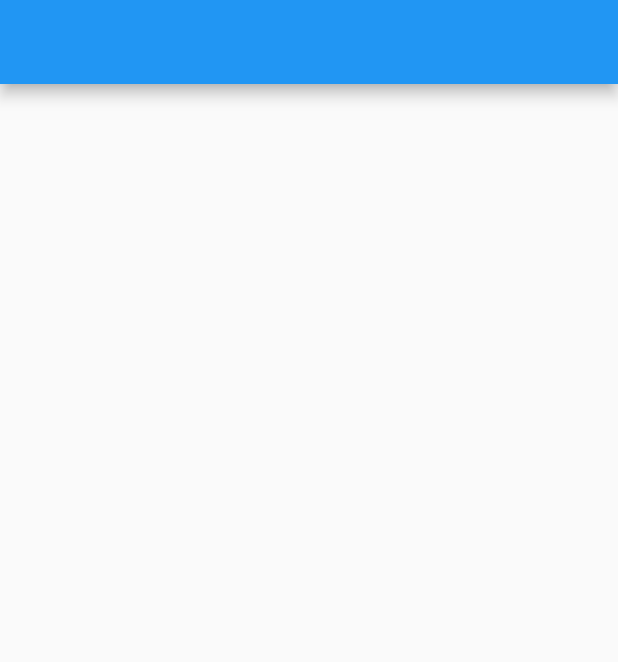
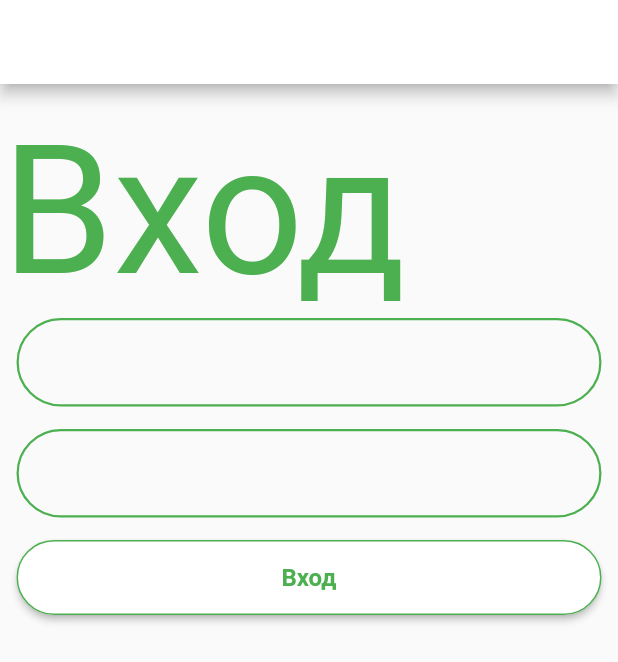
Before and after one commit to JayBhakhar/noris_app, a Flutter app: the screen it shows after launch, on a phone screen of 412 x 824 dp. Shown: the top 662 px of the screen. Run offline on Flutter 3.47's test engine with Material 2 defaults, Android fonts, the phone set to English and light mode, and no system bars; our stand-ins replace get.

Commit message:
login_view

```diff
--- a/lib/views/pages/Login/login_controller.dart
+++ b/lib/views/pages/Login/login_controller.dart
@@ -1,4 +1,17 @@
+import 'package:flutter/material.dart';
 import 'package:get/get.dart';
 
 class LoginController extends GetxController {
+  GlobalKey<FormState> loginFormKey = GlobalKey<FormState>();
+  final emailController = TextEditingController();
+  final passwordController = TextEditingController();
+
+  @override
+  void onClose() {
+    super.onClose();
+    emailController.dispose();
+    passwordController.dispose();
+  }
+
+  void loginRequest() {}
 }
--- a/lib/views/pages/Login/login_view.dart
+++ b/lib/views/pages/Login/login_view.dart
@@ -1,16 +1,68 @@
+import 'dart:ui';
+
 import 'package:flutter/material.dart';
 import 'package:get/get.dart';
-import 'package:noris_app/utils/size_config.dart';
 import 'package:noris_app/views/pages/Login/login_controller.dart';
+import 'package:noris_app/views/widgets/custom_textFormField_widgets.dart';
 
 class LoginView extends GetView<LoginController> {
   @override
   Widget build(BuildContext context) {
     return Scaffold(
-      appBar: AppBar(),
-      body: Column(
-        children: [
-        ],
+      appBar: AppBar(
+        backgroundColor: Colors.white,
+      ),
+      body: Padding(
+        padding: const EdgeInsets.only(bottom: 1, left: 1, right: 1),
+        child: Form(
+          key: controller.loginFormKey,
+          child: ListView(
+            children: [
+              SizedBox(
+                height: 15,
+              ),
+              Text(
+                'Вход',
+                style: TextStyle(
+                  color: Colors.green,
+                  fontSize: 120,
+                ),
+              ),
+              customTextFormFieldForEmail(
+                controller: controller.emailController,
+              ),
+              customTextFormFieldForPassword(
+                controller: controller.passwordController,
+              ),
+              Container(
+                height: 50,
+                padding: EdgeInsets.fromLTRB(10, 0, 10, 0),
+                child: ElevatedButton(
+                    style: ButtonStyle(
+                      shape: MaterialStateProperty.all<RoundedRectangleBorder>(
+                        RoundedRectangleBorder(
+                            borderRadius: BorderRadius.circular(30.0),
+                            side: BorderSide(color: Colors.green)),
+                      ),
+                      backgroundColor:
+                          MaterialStateProperty.all<Color>(Colors.white),
+                    ),
+                    child: Text(
+                      'Вход',
+                      style: TextStyle(
+                        color: Colors.green,
+                        fontWeight: FontWeight.bold,
+                        fontSize: 16,
+                      ),
+                    ),
+                    onPressed: () {
+                      controller.loginRequest();
+                      // login function
+                    }),
+              ),
+            ],
+          ),
+        ),
       ),
     );
   }
--- /dev/null
+++ b/lib/views/widgets/custom_textFormField_widgets.dart
@@ -0,0 +1,95 @@
+import 'package:flutter/material.dart';
+
+Widget customTextFormFieldForEmail({
+  required final TextEditingController controller,
+}) {
+  return Padding(
+    padding: const EdgeInsets.only(bottom: 15, left: 10, right: 10),
+    child: TextFormField(
+      cursorColor: Colors.green,
+      style: TextStyle(
+        color: Colors.green,
+      ),
+      controller: controller,
+      keyboardType: TextInputType.emailAddress,
+      decoration: InputDecoration(
+        // labelText: 'логин',
+        border: OutlineInputBorder(
+          borderRadius: BorderRadius.circular(30.0),
+          borderSide: BorderSide(
+            color: Colors.green,
+            width: 1.5,
+          ),
+        ),
+        fillColor: Colors.white,
+        focusedBorder: OutlineInputBorder(
+          borderRadius: BorderRadius.circular(30.0),
+          borderSide: BorderSide(
+            color: Colors.green,
+            width: 1.5,
+          ),
+        ),
+        enabledBorder: OutlineInputBorder(
+          borderRadius: BorderRadius.circular(30.0),
+          borderSide: BorderSide(
+            color: Colors.green,
+            width: 1.5,
+          ),
+        ),
+      ),
+      validator: (String? value) {
+        if (value!.isEmpty) {
+          return 'Пожалуйста, введите адрес электронной почты';
+        }
+        if (!RegExp("^[a-zA-Z0-9+_.-]+@[a-zA-Z0-9.-]+.[a-z]").hasMatch(value)) {
+          return 'Please a valid Email';
+        }
+        return null;
+      },
+    ),
+  );
+}
+
+Widget customTextFormFieldForPassword({
+  required final TextEditingController controller,
+}) {
+  return Padding(
+    padding: const EdgeInsets.only(bottom: 15, left: 10, right: 10),
+    child: TextFormField(
+      cursorColor: Colors.green,
+      style: TextStyle(
+        color: Colors.green,
+      ),
+      obscureText: true,
+      controller: controller,
+      keyboardType: TextInputType.text,
+      decoration: InputDecoration(
+        // labelText: 'пароль',
+        border: OutlineInputBorder(
+          borderRadius: BorderRadius.circular(30.0),
+          borderSide: BorderSide(color: Colors.green, width: 1.5),
+        ),
+        fillColor: Colors.white,
+        focusedBorder: OutlineInputBorder(
+          borderRadius: BorderRadius.circular(30.0),
+          borderSide: BorderSide(
+            color: Colors.green,
+          ),
+        ),
+        enabledBorder: OutlineInputBorder(
+          borderRadius: BorderRadius.circular(30.0),
+          borderSide: BorderSide(
+            color: Colors.green,
+            width: 1.5,
+          ),
+        ),
+      ),
+      validator: (String? value) {
+        if (value!.isEmpty) {
+          return 'пожалуйста введите пароль';
+        }
+        return null;
+      },
+    ),
+  );
+}
```
